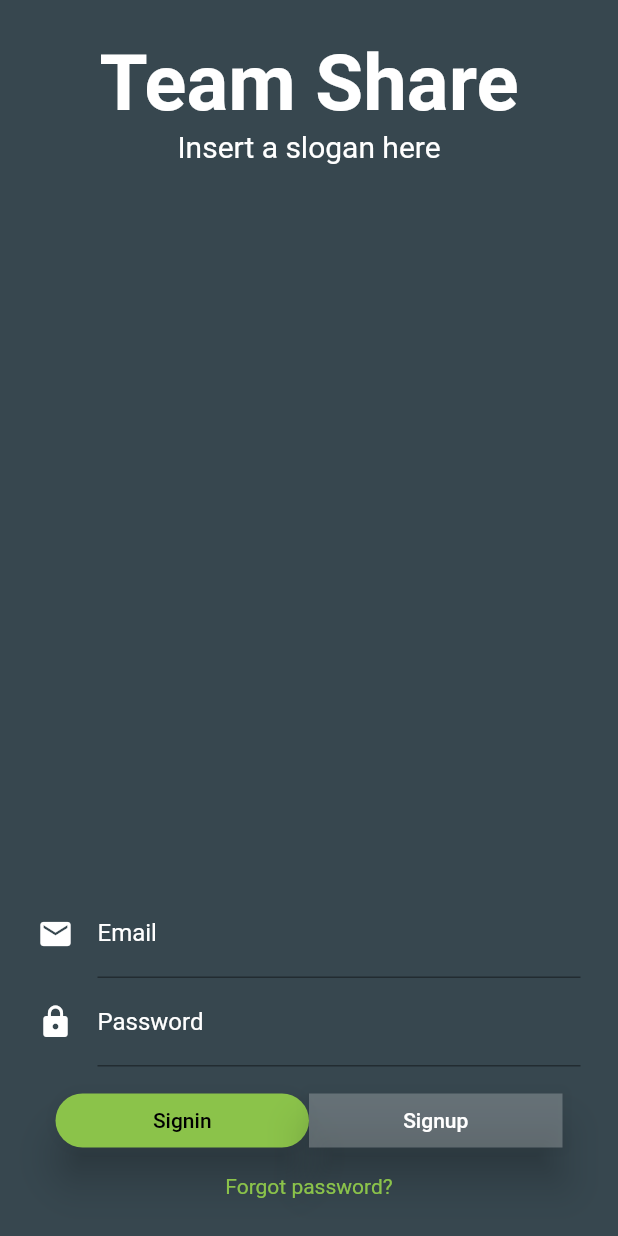
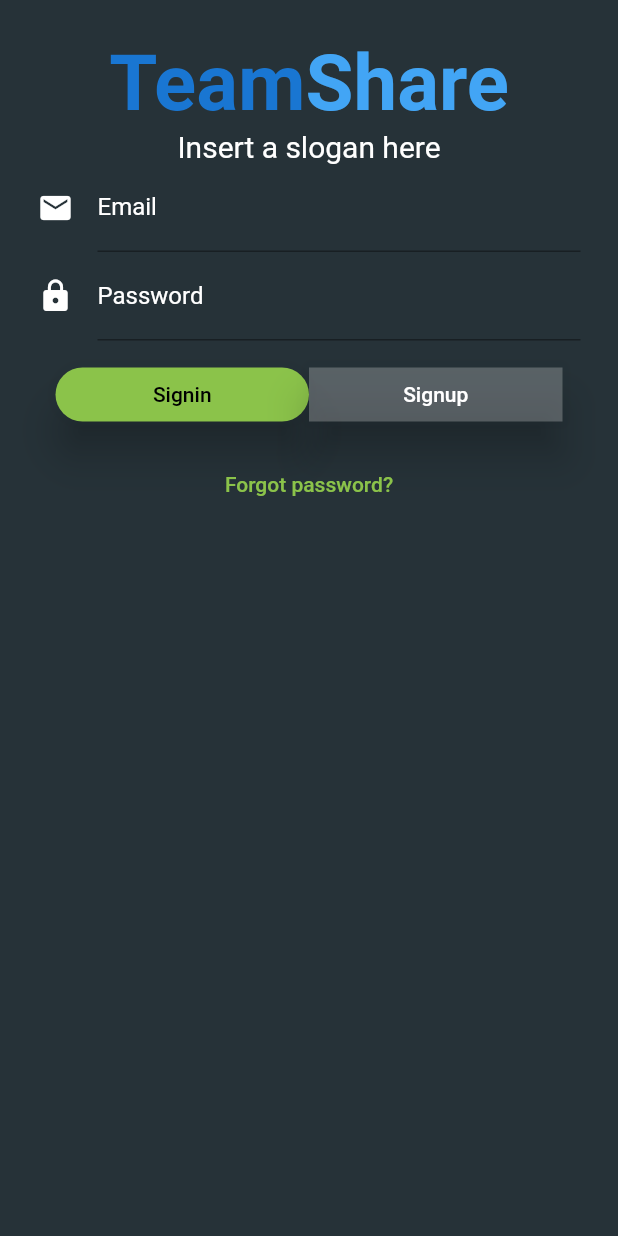
Before and after one commit to Asafvm/project_ts_2020, a Flutter app: the screen it shows after launch, on a phone screen of 412 x 824 dp. Run offline on Flutter 3.47's test engine with Material 2 defaults, Android fonts, the phone set to English and light mode, and no system bars; our stand-ins replace cloud_firestore, cloud_functions, contacts_service, file_picker, firebase_auth, firebase_storage; missing offline and left inert: flutter_pdfview, positioned_tap_detector; accounts and stored records are empty.

Commit message:
team creation

```diff
--- a/lib/models/device.dart
+++ b/lib/models/device.dart
@@ -1,5 +1,4 @@
 import 'package:cloud_firestore/cloud_firestore.dart';
-import 'package:flutter/cupertino.dart';
 
 class Device {
   String _manifacturer;
--- a/lib/models/part.dart
+++ b/lib/models/part.dart
@@ -115,7 +115,6 @@ class Part {
       this.serialTracking = false,
       this.active = true});
 
-//TODO: complete this def
   Map<String, dynamic> toJson() => {
         'manifacturer': manifacturer,
         'reference': reference,
--- a/lib/providers/authentication.dart
+++ b/lib/providers/authentication.dart
@@ -1,10 +1,6 @@
-import 'dart:convert';
-
 import 'package:firebase_auth/firebase_auth.dart';
 import 'package:flutter/services.dart';
 import 'package:flutter/widgets.dart';
-import 'package:http/http.dart' as http;
-import 'package:teamshare/providers/http_exception.dart';
 
 class Authentication with ChangeNotifier {
   FirebaseAuth firebaseAuth = FirebaseAuth.instance;
--- a/lib/screens/admin_device_screen.dart
+++ b/lib/screens/admin_device_screen.dart
@@ -1,6 +1,5 @@
 import 'dart:math';
 
-import 'package:cloud_firestore/cloud_firestore.dart';
 import 'package:flutter/material.dart';
 import 'package:provider/provider.dart';
 import 'package:teamshare/widgets/device_list_item.dart';
--- a/lib/screens/login_screen.dart
+++ b/lib/screens/login_screen.dart
@@ -12,10 +12,19 @@ class LoginScreen extends StatelessWidget {
       child: RichText(
         textAlign: TextAlign.center,
         text: TextSpan(
-          text: 'Team Share\n',
+          text: 'Team',
           style: TextStyle(
-              fontSize: 52, fontWeight: FontWeight.bold, color: Colors.white),
+              fontSize: 52,
+              fontWeight: FontWeight.bold,
+              color: Colors.blue[700]),
           children: [
+            TextSpan(
+              text: 'Share\n',
+              style: TextStyle(
+                  fontSize: 52,
+                  fontWeight: FontWeight.bold,
+                  color: Colors.blue[400]),
+            ),
             TextSpan(
               text: 'Insert a slogan here',
               style: TextStyle(
@@ -30,12 +39,12 @@ class LoginScreen extends StatelessWidget {
 
     return SafeArea(
       child: Scaffold(
-        backgroundColor: Colors.blueGrey[800],
+        backgroundColor: Colors.blueGrey[900],
         body: ConstrainedBox(
           constraints:
               BoxConstraints(maxHeight: MediaQuery.of(context).size.height),
-          child: Padding(
-            padding: const EdgeInsets.all(25.0),
+          child: SingleChildScrollView(
+            padding: const EdgeInsets.all(25),
             child: Column(
               crossAxisAlignment: CrossAxisAlignment.stretch,
               mainAxisSize: MainAxisSize.max,
@@ -43,7 +52,8 @@ class LoginScreen extends StatelessWidget {
               children: <Widget>[
                 headerText,
                 AuthForm(),
-                ]),
+              ],
+            ),
           ),
         ),
       ),
--- a/lib/widgets/add_part_form.dart
+++ b/lib/widgets/add_part_form.dart
@@ -1,4 +1,3 @@
-import 'package:cloud_firestore/cloud_firestore.dart';
 import 'package:flutter/material.dart';
 import 'package:flutter/services.dart';
 import 'package:provider/provider.dart';
--- a/lib/widgets/auth_form.dart
+++ b/lib/widgets/auth_form.dart
@@ -57,7 +57,7 @@ class _AuthFormState extends State<AuthForm> with TickerProviderStateMixin {
 
     return _logging
         ? FittedBox(
-            fit: BoxFit.scaleDown,
+            fit: BoxFit.none,
             child: CircularProgressIndicator(
               strokeWidth: 3,
             ),
@@ -149,10 +149,13 @@ class _AuthFormState extends State<AuthForm> with TickerProviderStateMixin {
                     ],
                   ),
                 ),
-                Text(
-                  "Forgot password?",
-                  style: TextStyle(color: Theme.of(context).accentColor),
-                  textAlign: TextAlign.start,
+                FlatButton(
+                  child: Text(
+                    "Forgot password?",
+                    style: TextStyle(color: Theme.of(context).accentColor),
+                    textAlign: TextAlign.start,
+                  ),
+                  onPressed: () {},
                 ),
               ],
             ),
--- a/lib/widgets/device_instance_list_item.dart
+++ b/lib/widgets/device_instance_list_item.dart
@@ -1,10 +1,5 @@
-import 'package:cloud_firestore/cloud_firestore.dart';
-import 'package:file_picker/file_picker.dart';
 import 'package:flutter/material.dart';
 import 'package:teamshare/models/device_instance.dart';
-import 'package:teamshare/models/field.dart';
-import 'package:teamshare/screens/device_list_screen.dart';
-import 'package:teamshare/screens/pdf_viewer_page.dart';
 
 class DeviceInstanceListItem extends StatefulWidget {
   final IconData icon;
--- a/pubspec.yaml
+++ b/pubspec.yaml
@@ -44,6 +44,8 @@ dependencies:
   cupertino_icons: ^0.1.3
   path_provider: ^1.6.5
   open_file: ^3.0.1
+  #misc
+  contacts_service: ^0.4.6
 
 dev_dependencies:
   flutter_test:
```
Also changed, not shown: lib/screens/main_screen.dart (+7 -3 lines), lib/screens/team_create_screen.dart (added, +155 -0 lines), lib/widgets/device_list_item.dart (+2 -9 lines), pubspec.lock, 2 other files. Lines whose indentation alone changed are shown as unchanged.
